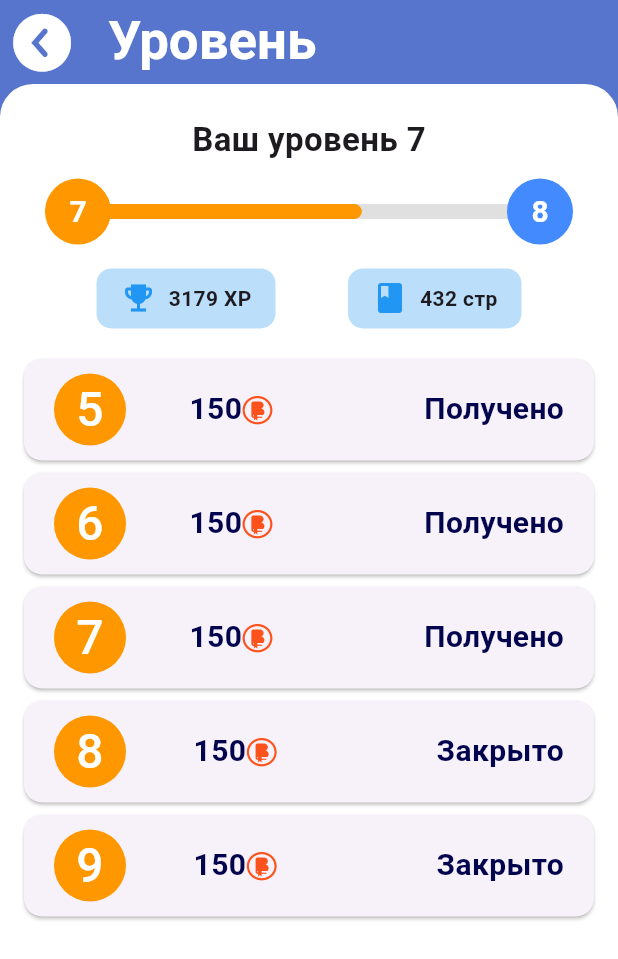
After one commit to KASHINSKAES/BookTrack, a Flutter app: the LevelScreen screen opened directly, on a phone screen of 412 x 824 dp. The commit adds this screen. Shown: the top 959 px of the screen. Run offline on Flutter 3.47's test engine with Material 3 defaults, Android fonts, the phone set to English and light mode, and no system bars; our stand-ins replace carousel_slider, fl_chart, flutter_svg, shared_preferences, table_calendar; missing offline and left inert: easy_pie_chart; accounts and stored records are empty; Roboto replaces fonts that are missing (MPLUSRounded1c).

Commit message:
24 commit

```diff
--- a/lib/MyFlutter_icons.dart
+++ b/lib/MyFlutter_icons.dart
@@ -14,7 +14,8 @@ class MyFlutter {
 
   static const IconData sun = IconData(0xe900, fontFamily: _fontFamily);
   static const IconData bonus = IconData(0xe901, fontFamily: _fontFamily);
-  static const IconData bookmarkCircle = IconData(0xe902, fontFamily: _fontFamily);
+  static const IconData bookmarkCircle =
+      IconData(0xe902, fontFamily: _fontFamily);
   static const IconData calendar = IconData(0xe903, fontFamily: _fontFamily);
   static const IconData chatObsh = IconData(0xe904, fontFamily: _fontFamily);
   static const IconData level = IconData(0xe906, fontFamily: _fontFamily);
--- a/lib/icons2.dart
+++ b/lib/icons2.dart
@@ -20,4 +20,5 @@ class MyFlutter {
   static const IconData setting2 = IconData(0xe90c, fontFamily: _fontFamily);
   static const IconData statistik = IconData(0xe90f, fontFamily: _fontFamily);
   static const IconData sun = IconData(0xe910, fontFamily: _fontFamily);
+
 }
--- a/lib/pages/activityPages.dart
+++ b/lib/pages/activityPages.dart
@@ -28,7 +28,7 @@ class _ActivityPageState extends State<ActivityPage> {
     return Scaffold(
         appBar: AppBar(
           title: Text(
-            'История бонусов',
+            'Активность',
             style: TextStyle(
               fontSize: 32 * scale,
               fontWeight: FontWeight.bold,
--- /dev/null
+++ b/lib/pages/levelPage.dart
@@ -0,0 +1,253 @@
+import 'package:booktrack/MyFlutter_icons.dart';
+import 'package:booktrack/icons.dart';
+import 'package:booktrack/widgets/constants.dart';
+import 'package:flutter/material.dart';
+
+class LevelScreen extends StatefulWidget {
+  final VoidCallback onBack;
+  LevelScreen({super.key, required this.onBack});
+  @override
+  _LevelScreenState createState() => _LevelScreenState();
+}
+
+class _LevelScreenState extends State<LevelScreen>
+    with SingleTickerProviderStateMixin {
+  double progress = 0.7; // Прогресс (0.0 - 1.0)
+
+  @override
+  Widget build(BuildContext context) {
+    final scale = MediaQuery.of(context).size.width / AppDimensions.baseWidth;
+    return Scaffold(
+        appBar: AppBar(
+          title: Text(
+            'Уровень',
+            style: TextStyle(
+              fontSize: 32 * scale,
+              fontWeight: FontWeight.bold,
+              color: Colors.white,
+            ),
+          ),
+          backgroundColor: AppColors.background,
+          leading: IconButton(
+            icon: Icon(
+              size: 35 * scale,
+              MyFlutterApp.back,
+              color: Colors.white,
+            ),
+            onPressed: widget.onBack,
+          ),
+        ),
+        backgroundColor: AppColors.background,
+        body: Container(
+          padding: EdgeInsets.only(top: 20 * scale),
+          decoration: BoxDecoration(
+            color: const Color.fromARGB(255, 255, 255, 255),
+            borderRadius: BorderRadius.only(
+              topLeft: Radius.circular(AppDimensions.baseCircual * scale),
+              topRight: Radius.circular(AppDimensions.baseCircual * scale),
+            ),
+          ),
+          child: Column(
+            children: [
+              LevelProgressWidget(
+                currentLevel: 7,
+                nextLevel: 8,
+                progress: 0.6, // 60% заполнение шкалы
+              ),
+              _buildStats(),
+              Expanded(child: _buildRewardsList()),
+            ],
+          ),
+        ));
+  }
+
+  Widget _buildStats() {
+    return Padding(
+      padding: EdgeInsets.all(16.0),
+      child: Row(
+        mainAxisAlignment: MainAxisAlignment.spaceEvenly,
+        children: [
+          _buildStatItem(Icons.emoji_events, "3179 XP"),
+          _buildStatItem(Icons.book, "432 стр"),
+        ],
+      ),
+    );
+  }
+
+  Widget _buildStatItem(IconData icon, String text) {
+    return Container(
+      padding: EdgeInsets.symmetric(vertical: 8, horizontal: 16),
+      decoration: BoxDecoration(
+        color: Colors.blue[100],
+        borderRadius: BorderRadius.circular(10),
+      ),
+      child: Row(
+        children: [
+          Icon(icon, color: Colors.blue),
+          SizedBox(width: 8),
+          Text(text, style: TextStyle(fontWeight: FontWeight.bold)),
+        ],
+      ),
+    );
+  }
+
+  Widget _buildRewardsList() {
+    List<Map<String, dynamic>> rewards = [
+      {"level": 5, "points": 150, "status": "Получено"},
+      {"level": 6, "points": 150, "status": "Получено"},
+      {"level": 7, "points": 150, "status": "Получено"},
+      {"level": 8, "points": 150, "status": "Закрыто"},
+      {"level": 9, "points": 150, "status": "Закрыто"},
+    ];
+
+    return ListView.builder(
+      itemCount: rewards.length,
+      itemBuilder: (context, index) {
+        final reward = rewards[index];
+        return Card(
+            margin: EdgeInsets.symmetric(vertical: 4, horizontal: 16),
+            child: Padding(
+              padding: EdgeInsets.symmetric(vertical: 10, horizontal: 20),
+              child: Row(
+                mainAxisAlignment: MainAxisAlignment.spaceBetween,
+                children: [
+                  CircleAvatar(
+                    radius: 24,
+                    backgroundColor: Colors.orange,
+                    child: Text(
+                      reward["level"].toString(),
+                      style: TextStyle(color: Colors.white, fontSize: 32),
+                      textAlign: TextAlign.center,
+                    ),
+                  ),
+                  Row(
+                    children: [
+                      Text(
+                        reward["points"].toString(),
+                        style: TextStyle(
+                            fontWeight: FontWeight.bold,
+                            fontSize: 20,
+                            color: AppColors.textPrimary),
+                      ),
+                      Icon(
+                        MyFlutter.bonus,
+                        color: AppColors.orange,
+                        size: 21,
+                      )
+                    ],
+                  ),
+                  SizedBox(width: 16),
+                  Text(
+                    reward["status"],
+                    style: TextStyle(
+                        fontWeight: FontWeight.bold,
+                        fontSize: 20,
+                        color: AppColors.textPrimary),
+                  ),
+                ],
+              ),
+            ));
+      },
+    );
+  }
+}
+
+class LevelProgressWidget extends StatelessWidget {
+  final int currentLevel;
+  final int nextLevel;
+  final double progress; // от 0 до 1
+
+  const LevelProgressWidget({
+    Key? key,
+    required this.currentLevel,
+    required this.nextLevel,
+    required this.progress,
+  }) : super(key: key);
+
+  @override
+  Widget build(BuildContext context) {
+    return Column(
+      crossAxisAlignment: CrossAxisAlignment.center,
+      children: [
+        Text(
+          "Ваш уровень $currentLevel",
+          style: const TextStyle(fontSize: 22, fontWeight: FontWeight.bold),
+        ),
+        const SizedBox(height: 10),
+        LayoutBuilder(
+          builder: (context, constraints) {
+            double maxWidth =
+                constraints.maxWidth - 60; // Оставляем отступы по бокам
+            double progressWidth =
+                maxWidth * progress; // Ширина заполненной линии
+
+            return Stack(
+              alignment: Alignment.centerLeft,
+              children: [
+                // Фоновая линия прогресса
+                Container(
+                  height: 10,
+                  width: maxWidth,
+                  margin: const EdgeInsets.symmetric(horizontal: 30),
+                  decoration: BoxDecoration(
+                    color: Colors.grey[300],
+                    borderRadius: BorderRadius.circular(5),
+                  ),
+                ),
+                // Заполненная часть прогресса
+                Container(
+                  height: 10,
+                  width: progressWidth,
+                  margin: const EdgeInsets.symmetric(horizontal: 30),
+                  decoration: BoxDecoration(
+                    color: Colors.orange,
+                    borderRadius: BorderRadius.circular(5),
+                  ),
+                ),
+                // Левый круг (текущий уровень)
+                Align(
+                  alignment: Alignment.centerLeft,
+                  child: Container(
+                    margin: EdgeInsets.only(
+                        left: 30), // 22 - половина радиуса круга
+                    child: CircleAvatar(
+                      radius: 22,
+                      backgroundColor: Colors.orange,
+                      child: Text(
+                        "$currentLevel",
+                        style: const TextStyle(
+                          fontSize: 20,
+                          fontWeight: FontWeight.bold,
+                          color: Colors.white,
+                        ),
+                      ),
+                    ),
+                  ),
+                ),
+                // Правый круг (следующий уровень)
+                Align(
+                  alignment: Alignment.centerRight,
+                  child: Container(
+                    margin: const EdgeInsets.only(right: 30),
+                    child: CircleAvatar(
+                      radius: 22,
+                      backgroundColor: Colors.blueAccent,
+                      child: Text(
+                        "$nextLevel",
+                        style: const TextStyle(
+                          fontSize: 20,
+                          fontWeight: FontWeight.bold,
+                          color: Colors.white,
+                        ),
+                      ),
+                    ),
+                  ),
+                ),
+              ],
+            );
+          },
+        ),
+      ],
+    );
+  }
+}
--- a/pubspec.yaml
+++ b/pubspec.yaml
@@ -21,6 +21,7 @@ dependencies:
   cupertino_icons: ^1.0.8
   provider: ^6.1.2
   charts_flutter: ^0.12.0
+  shared_preferences: ^2.5.2
 
 dev_dependencies:
   flutter_test:
```
Also changed, not shown: lib/pages/languagePages.dart (added, +108 -0 lines), lib/pages/profilePage.dart (+28 -29 lines), pubspec.lock, 3 other files.
